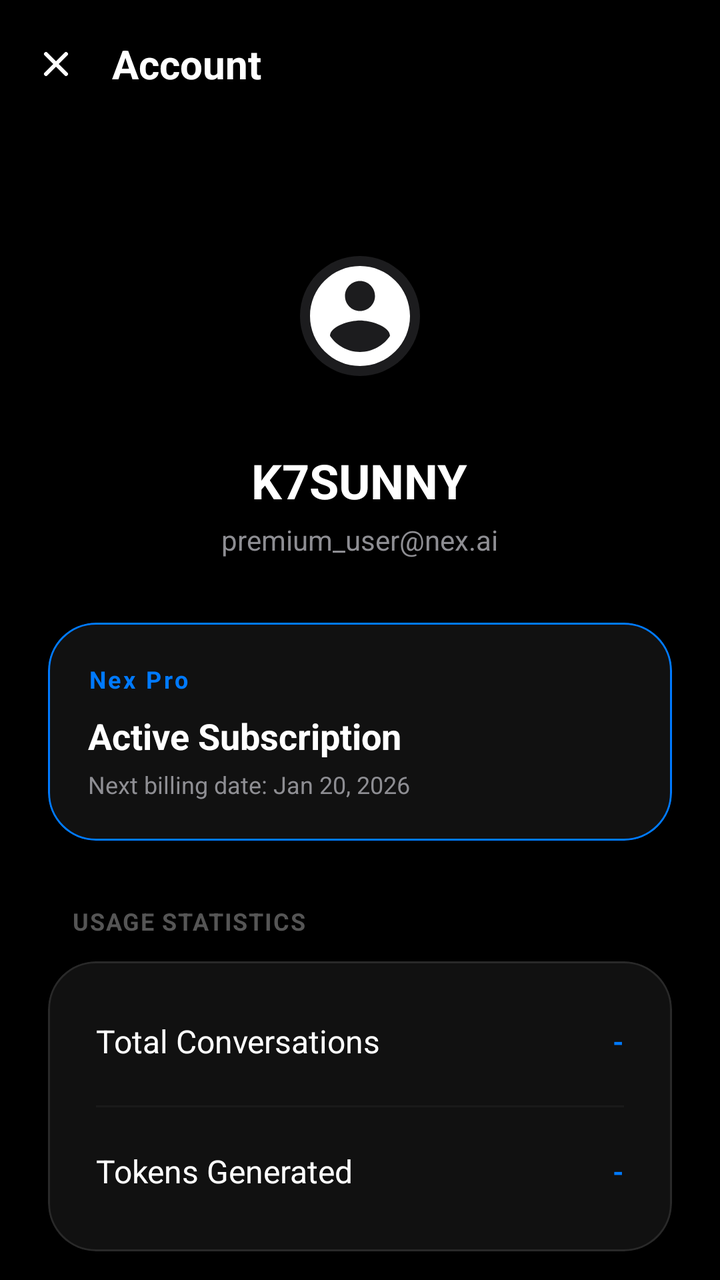
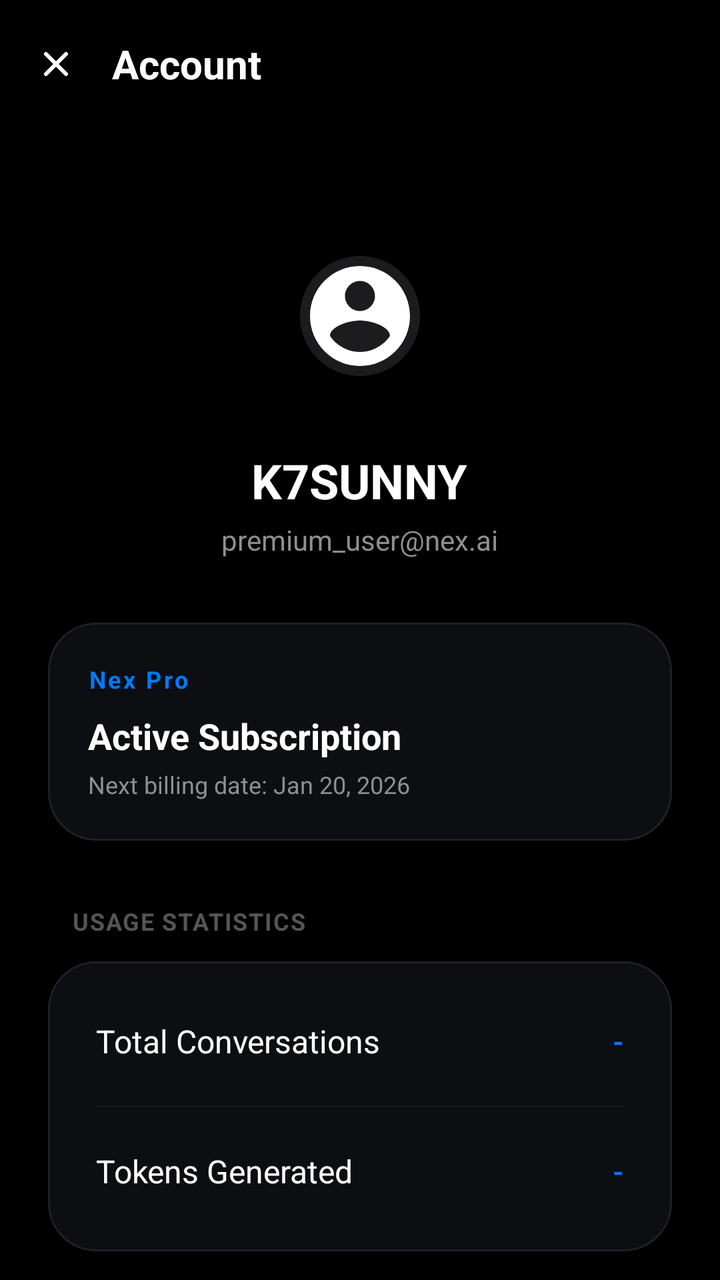

Screens rendered from an Android XML layout before and after an edit, with the pre-edit source and the edit as a unified diff.
<!-- AndroidManifest.xml: activity theme Theme.NexV1 -->
<!-- res/layout/activity_account.xml -->
<?xml version="1.0" encoding="utf-8"?>
<androidx.constraintlayout.widget.ConstraintLayout xmlns:android="http://schemas.android.com/apk/res/android"
    xmlns:app="http://schemas.android.com/apk/res-auto"
    xmlns:tools="http://schemas.android.com/tools"
    android:id="@+id/account_root"
    android:layout_width="match_parent"
    android:layout_height="match_parent"
    android:background="#000000"
    tools:context=".AccountActivity">

    <com.google.android.material.appbar.MaterialToolbar
        android:id="@+id/toolbar"
        android:layout_width="match_parent"
        android:layout_height="wrap_content"
        android:background="@android:color/transparent"
        app:layout_constraintTop_toTopOf="parent"
        app:navigationIcon="@drawable/ic_close"
        app:navigationIconTint="@android:color/white">

        <TextView
            android:layout_width="wrap_content"
            android:layout_height="wrap_content"
            android:text="@string/account"
            android:textColor="@android:color/white"
            android:textSize="20sp"
            android:textStyle="bold"
            android:layout_gravity="start"/>

    </com.google.android.material.appbar.MaterialToolbar>

    <androidx.core.widget.NestedScrollView
        android:layout_width="match_parent"
        android:layout_height="0dp"
        android:fillViewport="true"
        app:layout_constraintBottom_toBottomOf="parent"
        app:layout_constraintTop_toBottomOf="@id/toolbar">

        <LinearLayout
            android:layout_width="match_parent"
            android:layout_height="wrap_content"
            android:gravity="center_horizontal"
            android:orientation="vertical"
            android:padding="24dp">

            
            <com.google.android.material.imageview.ShapeableImageView
                android:id="@+id/profile_image"
                android:layout_width="100dp"
                android:layout_height="100dp"
                android:layout_marginTop="20dp"
                android:background="#1C1C1E"
                android:padding="20dp"
                android:src="@drawable/ic_account"
                app:shapeAppearanceOverlay="@style/ShapeAppearance.Material3.Corner.Full"
                app:tint="@android:color/white" />

            <TextView
                android:layout_width="wrap_content"
                android:layout_height="wrap_content"
                android:layout_marginTop="16dp"
                android:text="K7SUNNY"
                android:textColor="@android:color/white"
                android:textSize="24sp"
                android:textStyle="bold" />

            <TextView
                android:layout_width="wrap_content"
                android:layout_height="wrap_content"
                android:layout_marginTop="4dp"
                android:text="premium_user@nex.ai"
                android:textColor="#8E8E93"
                android:textSize="14sp" />

            
            <com.google.android.material.card.MaterialCardView
                android:layout_width="match_parent"
                android:layout_height="wrap_content"
                android:layout_marginTop="32dp"
                app:cardBackgroundColor="#111111"
                app:cardCornerRadius="24dp"
                app:strokeColor="#007AFF"
                app:strokeWidth="1dp">

                <LinearLayout
                    android:layout_width="match_parent"
                    android:layout_height="wrap_content"
                    android:orientation="vertical"
                    android:padding="20dp">

                    <TextView
                        android:layout_width="wrap_content"
                        android:layout_height="wrap_content"
                        android:text="Nex Pro"
                        android:textColor="#007AFF"
                        android:textSize="12sp"
                        android:textStyle="bold"
                        android:letterSpacing="0.1" />

                    <TextView
                        android:layout_width="wrap_content"
                        android:layout_height="wrap_content"
                        android:layout_marginTop="8dp"
                        android:text="Active Subscription"
                        android:textColor="@android:color/white"
                        android:textSize="18sp"
                        android:textStyle="bold" />

                    <TextView
                        android:layout_width="wrap_content"
                        android:layout_height="wrap_content"
                        android:layout_marginTop="4dp"
                        android:text="Next billing date: Jan 20, 2026"
                        android:textColor="#8E8E93"
                        android:textSize="12sp" />

                </LinearLayout>
            </com.google.android.material.card.MaterialCardView>

            
            <TextView
                android:layout_width="match_parent"
                android:layout_height="wrap_content"
                android:layout_marginStart="8dp"
                android:layout_marginTop="32dp"
                android:layout_marginBottom="12dp"
                android:text="USAGE STATISTICS"
                android:textColor="#555555"
                android:textSize="12sp"
                android:textStyle="bold"
                android:letterSpacing="0.05" />

            <com.google.android.material.card.MaterialCardView
                android:layout_width="match_parent"
                android:layout_height="wrap_content"
                app:cardBackgroundColor="#111111"
                app:cardCornerRadius="24dp"
                app:strokeColor="#1AFFFFFF"
                app:strokeWidth="1dp">

                <LinearLayout
                    android:layout_width="match_parent"
                    android:layout_height="wrap_content"
                    android:orientation="vertical"
                    android:padding="8dp">

                    <RelativeLayout
                        android:layout_width="match_parent"
                        android:layout_height="64dp"
                        android:paddingHorizontal="16dp">
                        <TextView
                            android:layout_width="wrap_content"
                            android:layout_height="wrap_content"
                            android:layout_centerVertical="true"
                            android:text="Total Conversations"
                            android:textColor="@android:color/white"
                            android:textSize="16sp" />
                        <TextView
                            android:id="@+id/tv_total_conversations_val"
                            android:layout_width="wrap_content"
                            android:layout_height="wrap_content"
                            android:layout_alignParentEnd="true"
                            android:layout_centerVertical="true"
                            android:text="-"
                            android:textColor="#007AFF"
                            android:textStyle="bold" />
                    </RelativeLayout>

                    <View android:layout_width="match_parent" android:layout_height="1dp" android:background="#0AFFFFFF" android:layout_marginHorizontal="16dp"/>

                    <RelativeLayout
                        android:layout_width="match_parent"
                        android:layout_height="64dp"
                        android:paddingHorizontal="16dp">
                        <TextView
                            android:layout_width="wrap_content"
                            android:layout_height="wrap_content"
                            android:layout_centerVertical="true"
                            android:text="Tokens Generated"
                            android:textColor="@android:color/white"
                            android:textSize="16sp" />
                        <TextView
                            android:id="@+id/tv_tokens_generated_val"
                            android:layout_width="wrap_content"
                            android:layout_height="wrap_content"
                            android:layout_alignParentEnd="true"
                            android:layout_centerVertical="true"
                            android:text="-"
                            android:textColor="#007AFF"
                            android:textStyle="bold" />
                    </RelativeLayout>

                </LinearLayout>
            </com.google.android.material.card.MaterialCardView>

            
            <com.google.android.material.button.MaterialButton
                android:id="@+id/btn_logout"
                style="@style/Widget.Material3.Button.TextButton"
                android:layout_width="match_parent"
                android:layout_height="56dp"
                android:layout_marginTop="32dp"
                android:text="Log out"
                android:textColor="#FF453A"
                android:textSize="16sp"
                android:textAlignment="viewStart"
                app:icon="@drawable/ic_close"
                app:iconTint="#FF453A"
                app:iconPadding="12dp" />

        </LinearLayout>
    </androidx.core.widget.NestedScrollView>

</androidx.constraintlayout.widget.ConstraintLayout>
<!-- resources referenced by this layout -->
<resources>
  <!-- drawable ic_account (drawable) -->
  <vector xmlns:android="http://schemas.android.com/apk/res/android"
      android:width="24dp"
      android:height="24dp"
      android:viewportWidth="24"
      android:viewportHeight="24">
      <path
          android:fillColor="@android:color/white"
          android:pathData="M12,2C6.48,2 2,6.48 2,12s4.48,10 10,10s10,-4.48 10,-10S17.52,2 12,2zM12,5c1.66,0 3,1.34 3,3s-1.34,3 -3,3s-3,-1.34 -3,-3 S10.34,5 12,5zM12,19.2c-2.5,0-4.71-1.28-6-3.22c0.03-1.99,4-3.08,6-3.08c1.99,0,5.97,1.09,6,3.08C16.71,17.92,14.5,19.2,12,19.2z" />
  </vector>
  <!-- drawable ic_close (drawable) -->
  <vector xmlns:android="http://schemas.android.com/apk/res/android" android:height="24dp" android:viewportHeight="24" android:viewportWidth="24" android:width="24dp">
        
      <path android:fillColor="#00000000" android:fillType="evenOdd" android:pathData="M17,7L7,17" android:strokeColor="#fff" android:strokeLineCap="round" android:strokeWidth="2"/>
        
      <path android:fillColor="#00000000" android:fillType="evenOdd" android:pathData="M7,7L17,17" android:strokeColor="#fff" android:strokeLineCap="round" android:strokeWidth="2"/>
      
  </vector>
  <string name="account">Account</string>
  <style name="Theme.NexV1" parent="Theme.Material3.DayNight.NoActionBar">
          
          <item name="colorPrimary">@color/white</item>
          <item name="colorOnPrimary">@color/black</item>
          <item name="colorSecondary">#8E8E93</item>
  
          
          <item name="android:textColorHighlight">@color/selection_color</item>
          <item name="colorControlActivated">@color/white</item>
          <item name="colorControlHighlight">@color/selection_color</item>
  
          
          <item name="android:colorBackground">@color/black</item>
          <item name="android:windowBackground">@color/black</item>
  
          
          <item name="android:statusBarColor">@color/black</item>
          <item name="android:windowFullscreen">false</item>
          <item name="android:fitsSystemWindows">true</item>
      </style>
  <color name="white">#FFFFFF</color>
  <color name="black">#000000</color>
  <color name="selection_color">#40FFFFFF</color>
</resources>

<!-- the commit's change to res/layout/activity_account.xml (unified diff, before → after) -->
@@ -76,9 +76,9 @@
                 android:layout_width="match_parent"
                 android:layout_height="wrap_content"
                 android:layout_marginTop="32dp"
-                app:cardBackgroundColor="#111111"
+                app:cardBackgroundColor="#0D0E12"
                 app:cardCornerRadius="24dp"
-                app:strokeColor="#007AFF"
+                app:strokeColor="#1E2129"
                 app:strokeWidth="1dp">
 
                 <LinearLayout
@@ -132,9 +132,9 @@
             <com.google.android.material.card.MaterialCardView
                 android:layout_width="match_parent"
                 android:layout_height="wrap_content"
-                app:cardBackgroundColor="#111111"
+                app:cardBackgroundColor="#0D0E12"
                 app:cardCornerRadius="24dp"
-                app:strokeColor="#1AFFFFFF"
+                app:strokeColor="#1E2129"
                 app:strokeWidth="1dp">
 
                 <LinearLayout
